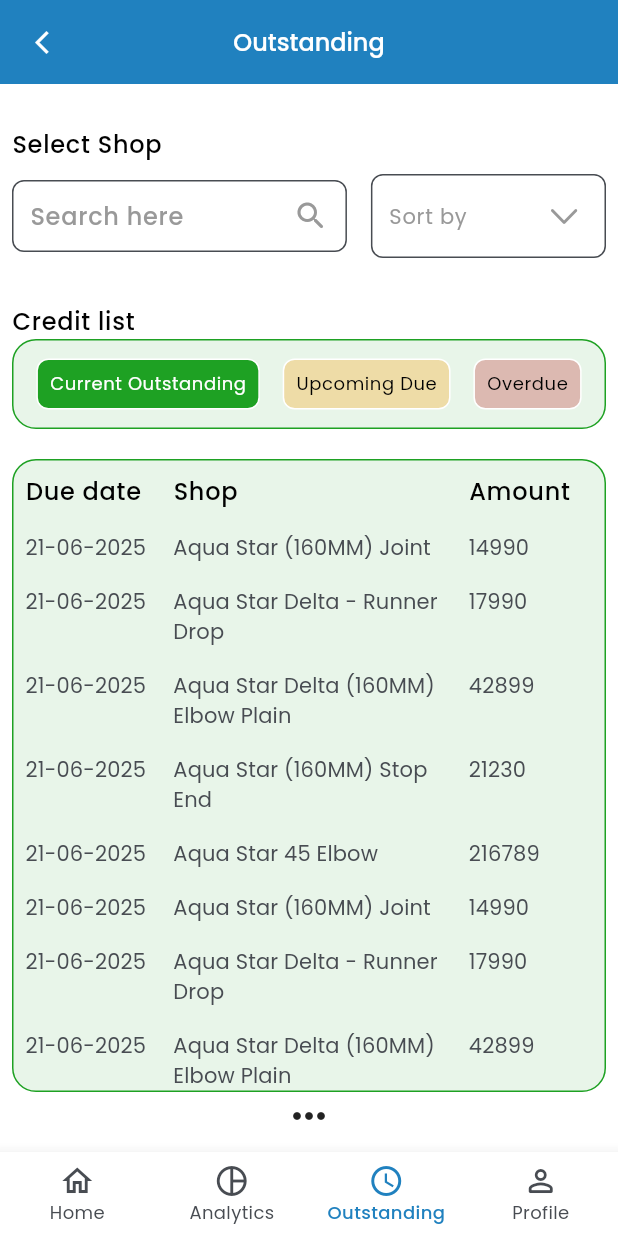
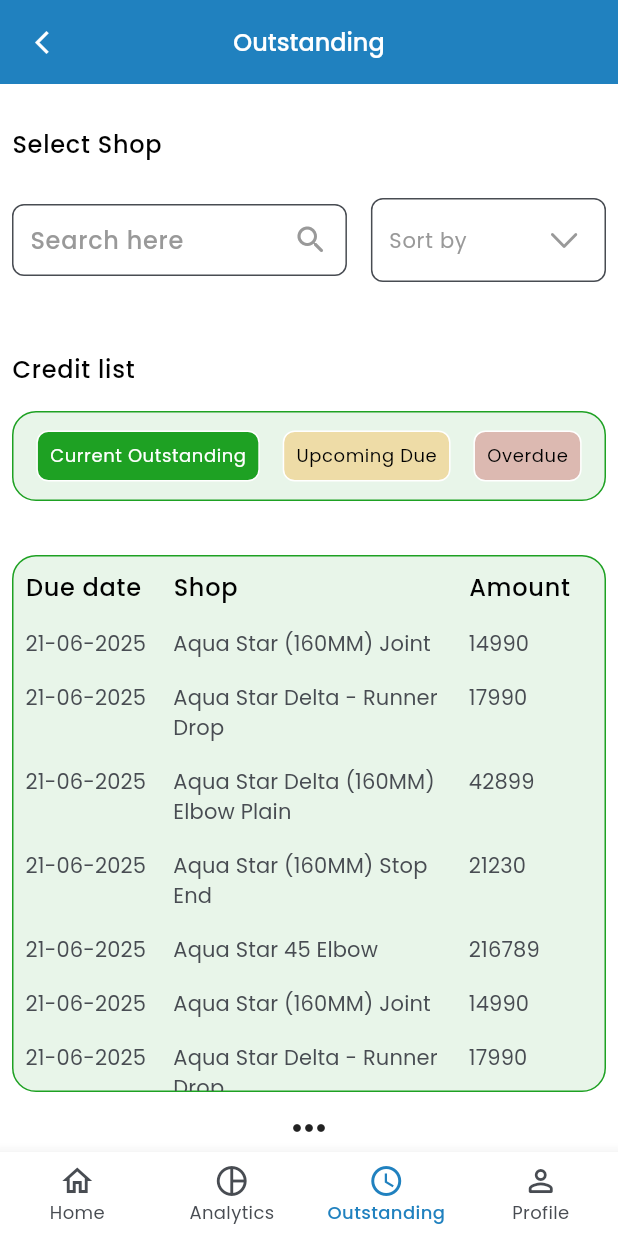
Before and after one commit to smokinthunder/sales_manager, a Flutter app: the ExecutiveOutStanding screen opened by its route, on a phone screen of 412 x 824 dp. Run offline on Flutter 3.47's test engine with Material 3 defaults, Android fonts, the phone set to English and light mode, and no system bars; our stand-ins replace another_flushbar, flutter_riverpod, go_router, google_fonts, riverpod_annotation; accounts and stored records are empty; generated files the repository leaves out were written again; network calls fail.

Commit message:
slight behaviour fix

```diff
--- a/frontend/lib/ui/executive/outstanding.dart
+++ b/frontend/lib/ui/executive/outstanding.dart
@@ -21,15 +21,18 @@
     final theme = Theme.of(context);
     final colorScheme = theme.colorScheme;
     final textTheme = theme.textTheme;
-    return Padding(
-      padding: const EdgeInsets.all(8.0),
-      child: Column(
+    return Column(
       crossAxisAlignment: CrossAxisAlignment.start,
       children: [
         SizedBox(height: 20),
-          Text("Select Shop", style: textTheme.bodyLarge),
+        Padding(
+          padding: const EdgeInsets.all(8.0),
+          child: Text("Select Shop", style: textTheme.bodyLarge),
+        ),
         SizedBox(height: 8),
-          Row(
+        Padding(
+          padding: const EdgeInsets.all(8.0),
+          child: Row(
             spacing: 16,
             children: [
               Expanded(
@@ -103,10 +106,16 @@
               ),
             ],
           ),
+        ),
         SizedBox(height: 30),
-          Text("Credit list", style: textTheme.bodyLarge),
+        Padding(
+          padding: const EdgeInsets.all(8.0),
+          child: Text("Credit list", style: textTheme.bodyLarge),
+        ),
 
-          Container(
+        Padding(
+          padding: const EdgeInsets.all(8.0),
+          child: Container(
             decoration: BoxDecoration(
               borderRadius: BorderRadius.circular(16),
               border: BoxBorder.all(color: selectedType.color),
@@ -154,6 +163,7 @@
               }).toList(),
             ),
           ),
+        ),
         SizedBox(height: 20),
         Expanded(
           child: PageView.builder(
@@ -166,13 +176,15 @@
             scrollDirection: Axis.horizontal,
             itemCount: CreditType.values.length,
             itemBuilder: (context, index) {
-                return OutstandingTable(color: CreditType.values[index].color);
+              return Padding(
+                padding: const EdgeInsets.all(8.0),
+                child: OutstandingTable(color: CreditType.values[index].color),
+              );
             },
           ),
         ),
         Center(child: Icon(Icons.more_horiz, size: 32)),
       ],
-      ),
     );
   }
 }
```
Lines whose indentation alone changed are shown as unchanged.
